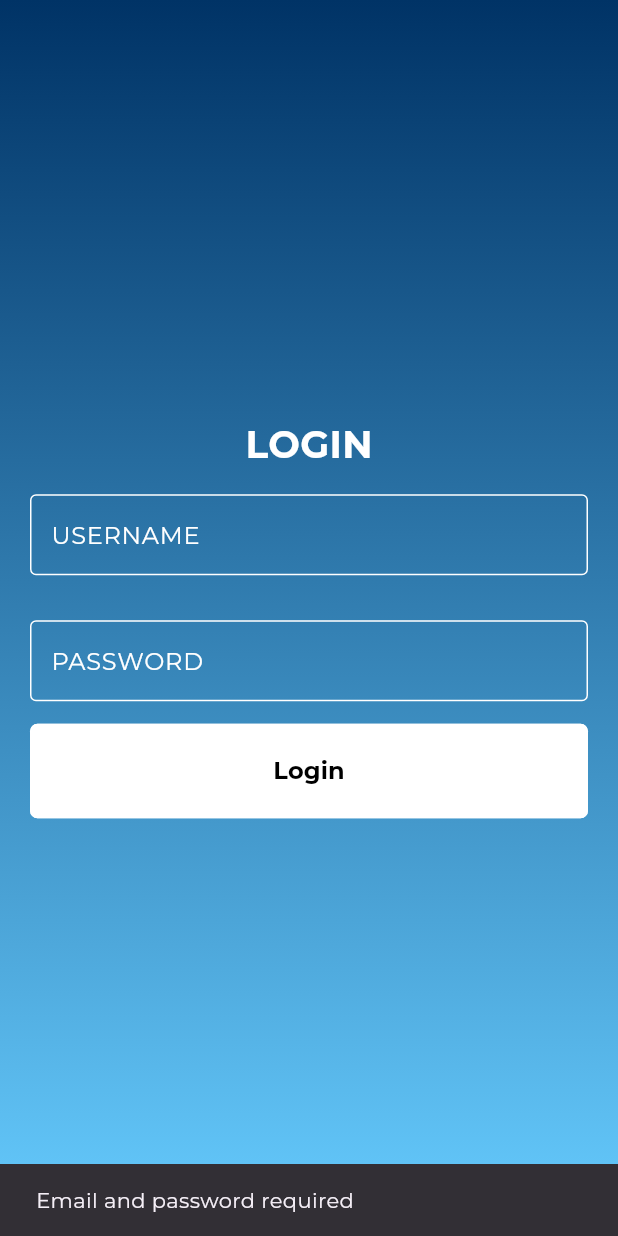
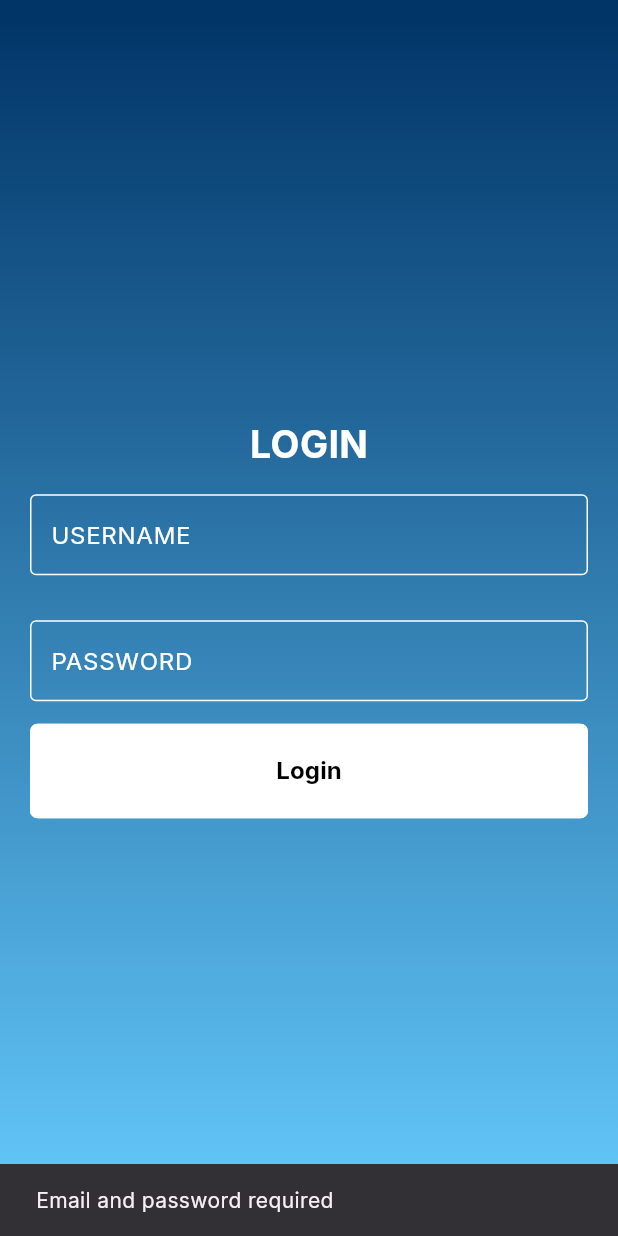
Before and after one commit to GaurangVishnoi17/quizler_new, a Flutter app: the screen it shows after launch, after a tap on "Login", on a phone screen of 412 x 824 dp. Run offline on Flutter 3.47's test engine with Material 3 defaults, Android fonts, the phone set to English and light mode, and no system bars; our stand-ins replace rflutter_alert; network calls fail.

Commit message:
Added production based logic for login page. Added user, loginresponse classes and enum. Also changed the font.

```diff
--- /dev/null
+++ b/lib/classes/loginResponse.dart
@@ -0,0 +1,14 @@
+import 'user.dart';
+import '../enum/enum.dart';
+
+class LoginResponse {
+  final LoginStatus status;
+  final User? user;
+  final String? message;
+
+  LoginResponse({
+    required this.status,
+    this.user,
+    this.message,
+  });
+}
--- a/lib/questions.dart
+++ b/lib/classes/questions.dart
@@ -1,6 +1,6 @@
 class Question {
-  String questionText = '';
-  late bool answerVal;
+  final String questionText;
+  final bool answerVal;
   Question(this.questionText, this.answerVal);
 
 // factory constructor to create a Question object from JSON. This constructor takes a Map<String, dynamic> as input and returns a Question object
--- /dev/null
+++ b/lib/classes/user.dart
@@ -0,0 +1,11 @@
+class User {
+  final int id;
+  final String firstname;
+  final String lastname;
+  final String email;
+
+  User(this.id, this.firstname, this.lastname, this.email);
+  factory User.fromJson(Map<String, dynamic> json) {
+    return User(json['id'], json['firstname'], json['lastname'], json['email']);
+  }
+}
--- /dev/null
+++ b/lib/enum/enum.dart
@@ -0,0 +1,8 @@
+enum LoginStatus {
+  success,
+  invalidCredentials,
+  missingFields,
+  serverError,
+  networkError,
+  unknownError,
+}
--- a/lib/main.dart
+++ b/lib/main.dart
@@ -12,7 +12,7 @@ class Quizzler extends StatelessWidget {
     return MaterialApp(
       initialRoute: '/',
       theme: ThemeData(
-        fontFamily: 'Monserat',
+        fontFamily: 'Inter',
       ),
       routes: {
         '/': (context) => LoginPage(),
--- a/lib/pages/loginpage.dart
+++ b/lib/pages/loginpage.dart
@@ -1,8 +1,11 @@
 import 'package:flutter/material.dart';
+import 'package:quizzler/classes/user.dart';
 import '../widgets/common_text_field.dart';
 import 'package:http/http.dart' as http;
 import 'dart:convert';
 import './../path.dart';
+import '../classes/loginResponse.dart';
+import '../enum/enum.dart';
 
 class LoginPage extends StatefulWidget {
   _LoginPageState createState() => _LoginPageState();
@@ -14,7 +17,7 @@ class _LoginPageState extends State<LoginPage> {
   final TextEditingController emailController = TextEditingController();
   final TextEditingController passwordController = TextEditingController();
 
-  Future<void> login() async {
+  Future<LoginResponse> login() async {
     final email = emailController.text.trim();
     final password = passwordController.text.trim();
 
@@ -22,7 +25,7 @@ class _LoginPageState extends State<LoginPage> {
       ScaffoldMessenger.of(context).showSnackBar(
         const SnackBar(content: Text('Email and password required')),
       );
-      return;
+      return LoginResponse(status: LoginStatus.missingFields);
     }
 
     setState(() {
@@ -46,19 +49,39 @@ class _LoginPageState extends State<LoginPage> {
       final decodedBody = jsonDecode(response.body);
 
       if (response.statusCode == 200 && decodedBody['success'] == true) {
+        return LoginResponse(
+          status: LoginStatus.success,
+          user: User.fromJson(decodedBody['user']),
+        );
         // set data to local storage or phone storage if login is sucessful.
-        return decodedBody['user'];
+        // return decodedBody['user'];
       } else if (response.statusCode == 400) {
-        print('Required');
+        return LoginResponse(
+            status: LoginStatus.missingFields,
+            message: 'All fields are required');
       } else if (response.statusCode == 401) {
-        print('logging failed');
+        return LoginResponse(
+          status: LoginStatus.invalidCredentials,
+          message: 'Invalid email or password',
+        );
       } else if (response.statusCode == 500) {
-        print('server failed');
+        return LoginResponse(
+          status: LoginStatus.serverError,
+          message: 'Server error',
+        );
       }
+      return LoginResponse(
+        status: LoginStatus.unknownError,
+        message: 'Something went wrong',
+      );
     } catch (error) {
       setState(() {
         isLoading = false;
       });
+      return LoginResponse(
+        status: LoginStatus.networkError,
+        message: 'No internet connection',
+      );
     }
   }
 
@@ -121,15 +144,14 @@ class _LoginPageState extends State<LoginPage> {
                             BorderRadius.circular(5), // Rounded corners
                       ),
                     ),
-                    onPressed: () {
-                      String email = emailController.text;
-                      String password = passwordController.text;
+                    onPressed: () async {
                       // No need to print the value if the values are set in to some storages.
-                      print(login());
+                      final LoginResponse response = await login();
 
-                      if (1 == 1) {
-                        // Navigator.pushNamed(
-                        //     context, '/quizpage'); // <-- Routing here
+                      print(response.status);
+                      if (mounted && response.status == LoginStatus.success) {
+                        Navigator.pushNamed(
+                            context, '/quizpage'); // <-- Routing here
                       }
                     },
                     child: const Text(
--- a/lib/pages/quizpage.dart
+++ b/lib/pages/quizpage.dart
@@ -1,5 +1,5 @@
 import 'package:flutter/material.dart';
-import '../quizbrain.dart';
+import '../classes/quizbrain.dart';
 import 'package:rflutter_alert/rflutter_alert.dart';
 
 QuizBrain quizBrain = QuizBrain();
--- a/lib/path.dart
+++ b/lib/path.dart
@@ -1 +1 @@
-String apiPath = 'http://10.245.209.62:3000/api/';
+String apiPath = 'http://192.168.31.219:3000/api/';
--- a/pubspec.yaml
+++ b/pubspec.yaml
@@ -90,8 +90,12 @@ flutter:
   fonts:
     - family: Monserat
       fonts:
-        - asset: assets/Montserrat-VariableFont_wght.ttf
+        - asset: assets/font/Montserrat-VariableFont_wght.ttf
           weight: 700
+    - family: Inter
+      fonts:
+        - asset: assets/font/Inter-VariableFont_opsz,wght.ttf
+          weight: 400
   #
   # For details regarding fonts from package dependencies,
   # see https://flutter.dev/custom-fonts/#from-packages
```
Also changed, not shown: lib/classes/quizbrain.dart (renamed from lib/quizbrain.dart, +1 -18 lines), assets/font/Inter-VariableFont_opsz,wght.ttf (added), assets/font/Montserrat-VariableFont_wght.ttf (renamed from assets/Montserrat-VariableFont_wght.ttf), pubspec.lock.
